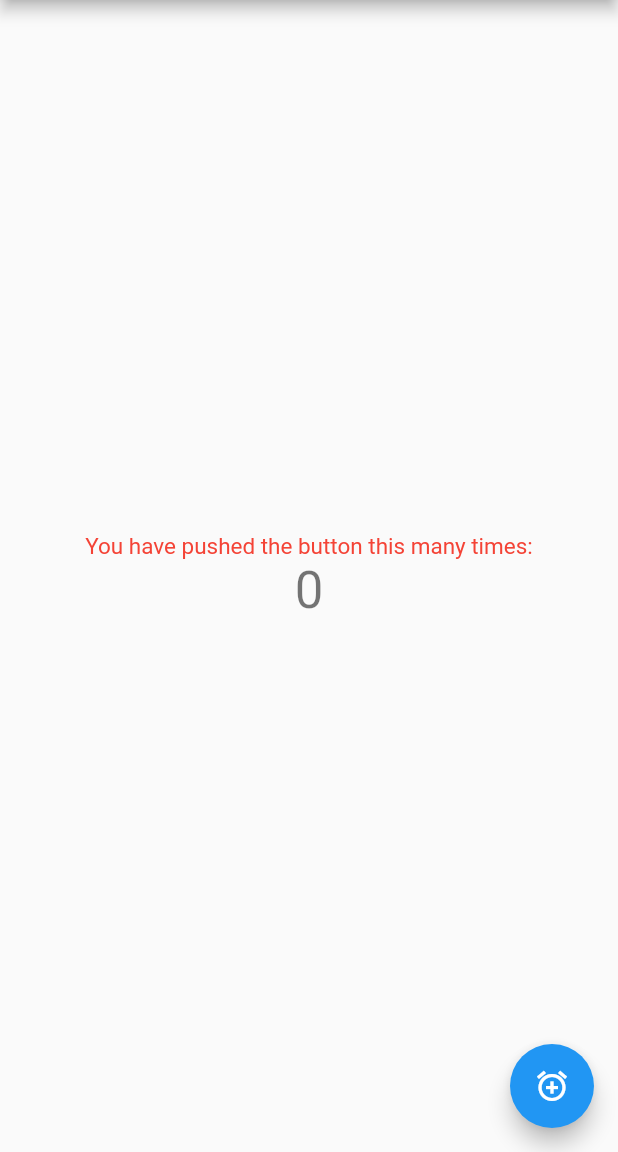
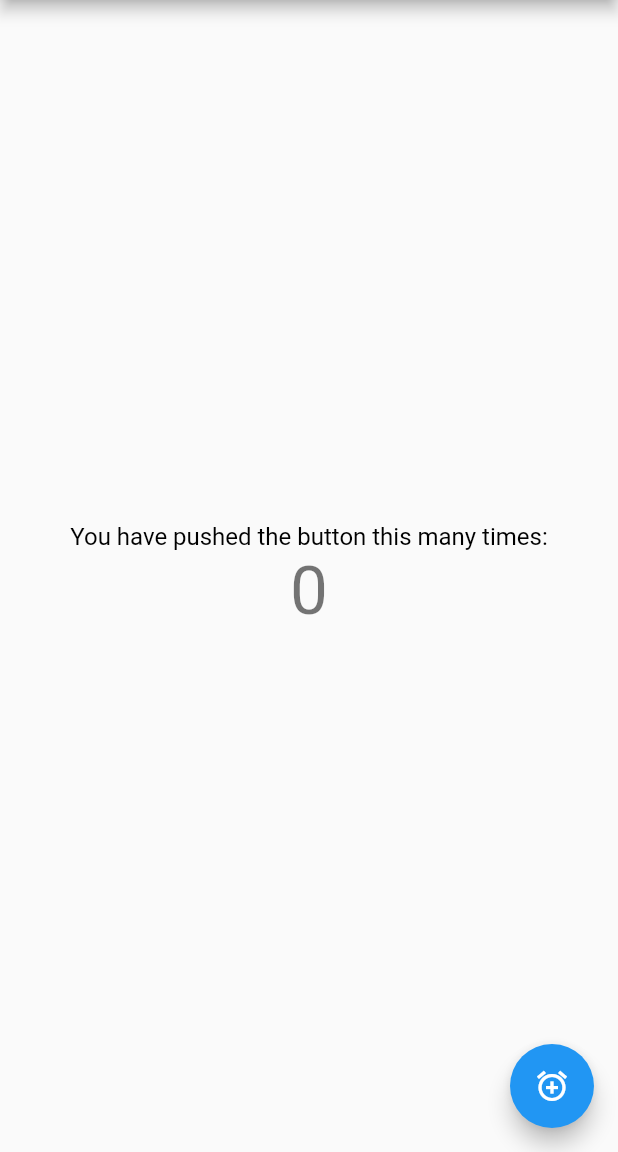
Before and after one commit to guilherme-kunz/Flutter_Specialist_Training, a Flutter app: the screen it shows after launch, on a phone screen of 412 x 824 dp, the part 84-1236 px from its top. Run offline on Flutter 3.47's test engine with Material 2 defaults, Android fonts, the phone set to English and light mode, and no system bars.

Commit message:
First project

```diff
--- a/lib/main.dart
+++ b/lib/main.dart
@@ -97,11 +97,11 @@ class _MyHomePageState extends State<MyHomePage> {
           children: <Widget>[
             const Text(
               'You have pushed the button this many times:',
-              style: TextStyle(color: Colors.red, fontSize: 15),
+              style: TextStyle(color: Colors.black, fontSize: 16),
             ),
             Text(
               '$_counter',
-              style: Theme.of(context).textTheme.headline4,
+              style: Theme.of(context).textTheme.headline3,
             ),
           ],
         ),
```
